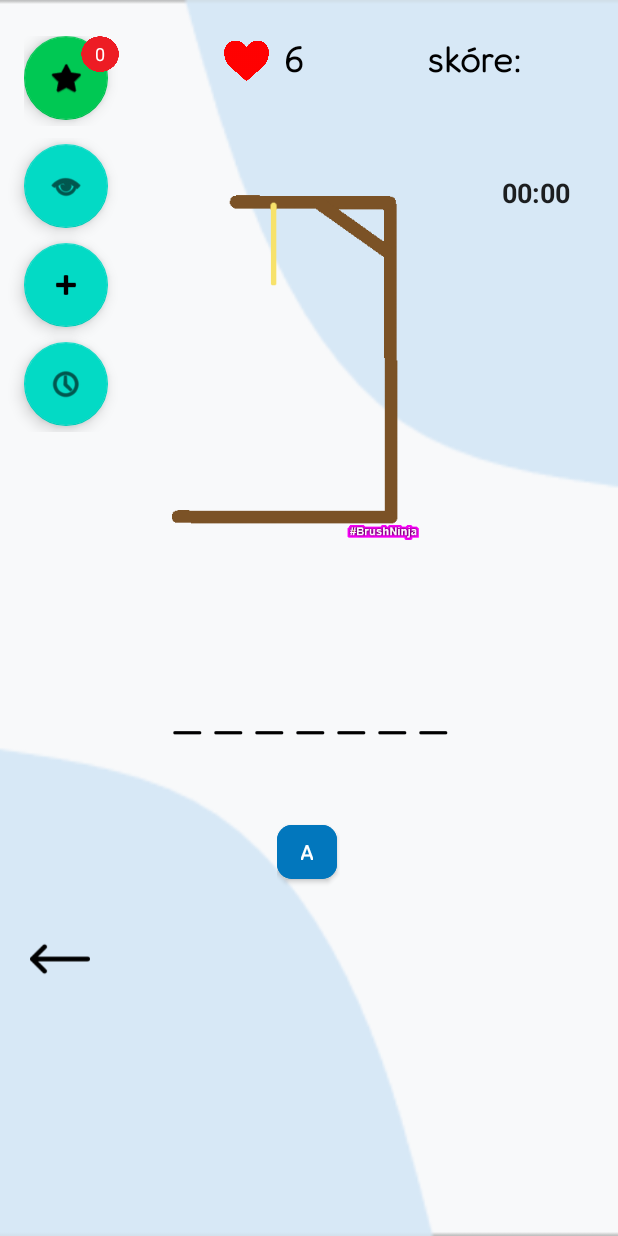
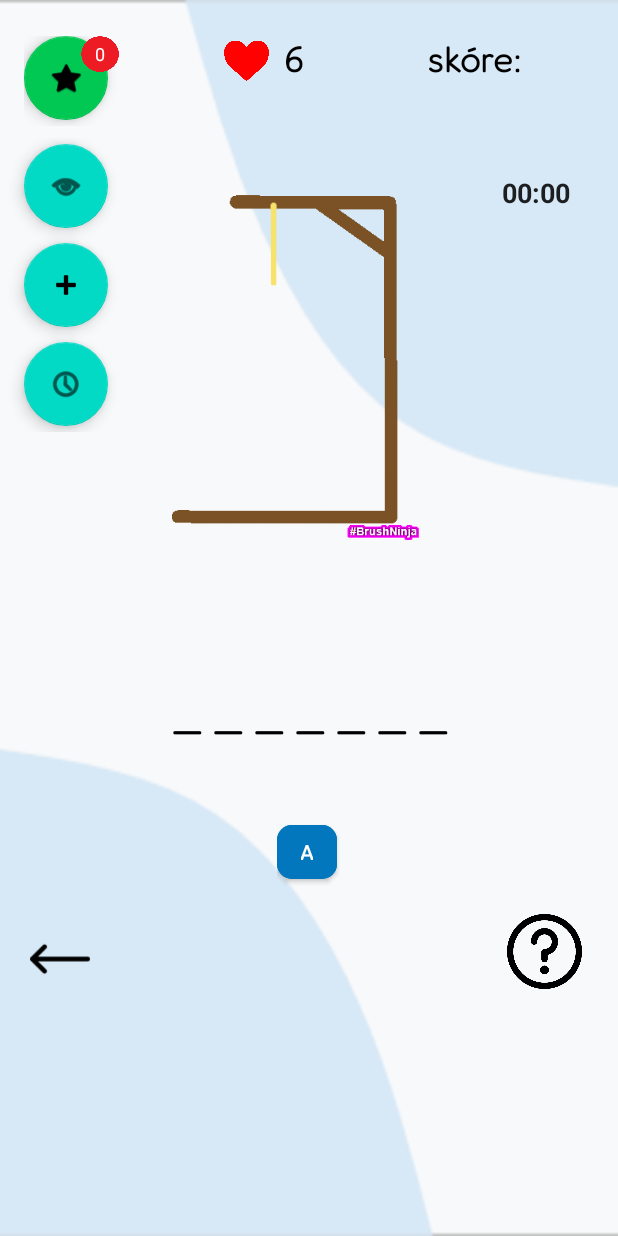
Before and after one commit to SamuelSlivovsky/Obesenec, an Android app: the TutorialActivity screen opened directly, with no data from a screen before it, on a phone screen of 412 x 824 dp. Run offline under Robolectric (Android 15) with nearby library versions, the phone set to English and light mode, and no system bars; our stand-ins replace data binding.

Commit message:
minor changes

```diff
--- a/app/src/main/java/sk/uniza/fri/slivovsky/semestralnapraca/tutorial/TutorialActivity.kt
+++ b/app/src/main/java/sk/uniza/fri/slivovsky/semestralnapraca/tutorial/TutorialActivity.kt
@@ -2,6 +2,7 @@ package sk.uniza.fri.slivovsky.semestralnapraca.tutorial
 
 import android.annotation.SuppressLint
 import android.content.Intent
+import android.net.Uri
 import android.os.Bundle
 import android.widget.Toast
 import androidx.appcompat.app.AppCompatActivity
@@ -43,18 +44,22 @@ class TutorialActivity : AppCompatActivity() {
         val view = binding.root
         setContentView(view)
         hideSystemBars()
-        binding.powerUpButton.setOnClickListener {  showToast("Button which opens your powerUps menu")}
-        binding.powerUpTimeButton.setOnClickListener {  showToast("PowerUp ktory pozastavi casomieru na 10 sekund")}
-        binding.showPowerUpButton.setOnClickListener {  showToast("PowerUp ktory za vas doplni jedno alebo viacero rovnakych pismen ktore sa nachadzaju v slove")}
-        binding.livesPowerUpButton.setOnClickListener {  showToast("PowerUp ktory vam prida 1 zivot")}
-        binding.hangmanImageView.setOnClickListener {  showToast("Tu sa ukazuje vizualny priebeh vasho obesenca")}
-        binding.livesImageView.setOnClickListener {  showToast("Pocet aktualnych zivotov")}
-        binding.timerTextView.setOnClickListener {  showToast("Zostavajuci cas")}
-        binding.scoreTextView.setOnClickListener {  showToast("Zobrazenie vasho aktualneho skore")}
-        binding.wordToFindSlovoText.setOnClickListener {  showToast("Tu sa zobrazuju priebeh hladaneho slova")}
-        binding.submitAbutton.setOnClickListener {  showToast("Pomocou podobnych tlacidiel budete mat moznost hadat pismena")}
+        binding.powerUpButton.setOnClickListener {  showToast(getString(R.string.powerUpMenuTutorial))}
+        binding.powerUpTimeButton.setOnClickListener {  showToast(getString(R.string.powerUpTimeTutorial))}
+        binding.showPowerUpButton.setOnClickListener {  showToast(getString(R.string.powerUpShowTutorial))}
+        binding.livesPowerUpButton.setOnClickListener {  showToast(getString(R.string.powerUpLivesTutorial))}
+        binding.hangmanImageView.setOnClickListener {  showToast(getString(R.string.hangmanImageTutorial))}
+        binding.livesImageView.setOnClickListener {  showToast(getString(R.string.livesImageTutorial))}
+        binding.timerTextView.setOnClickListener {  showToast(getString(R.string.timerTutorial))}
+        binding.scoreTextView.setOnClickListener {  showToast(getString(R.string.scoreTutorial))}
+        binding.wordToFindSlovoText.setOnClickListener {  showToast(getString(R.string.wordTutorial))}
+        binding.submitAbutton.setOnClickListener {  showToast(getString(R.string.submitTutorial))}
         binding.backButton.setOnClickListener {
             startActivity(Intent(this@TutorialActivity, TitleActivity::class.java))
+        }
+        binding.questionMarkButtonn.setOnClickListener {
+            val i = Intent(Intent.ACTION_VIEW, Uri.parse("http://www.google.com"))
+            startActivity(i)
         }
 
     }
--- a/app/src/main/res/layout/activity_tutorial.xml
+++ b/app/src/main/res/layout/activity_tutorial.xml
@@ -18,6 +18,15 @@
             tools:context=".game.HraFragment">
 
             <ImageView
+                android:id="@+id/questionMarkButtonn"
+                android:layout_width="50dp"
+                android:layout_height="50dp"
+                android:layout_marginEnd="24dp"
+                app:layout_constraintBottom_toBottomOf="parent"
+                app:layout_constraintEnd_toEndOf="parent"
+                app:srcCompat="@drawable/question_mark" />
+
+            <ImageView
                 android:id="@+id/backButton"
                 android:layout_width="80dp"
                 android:layout_height="40dp"
@@ -35,23 +44,6 @@
                 android:textAlignment="center"
                 android:textSize="18sp"
                 android:textStyle="bold"
-                app:layout_constraintEnd_toEndOf="parent"
-                app:layout_constraintTop_toBottomOf="@+id/scoreTextView"
-                tools:targetApi="24" />
-
-            <Chronometer
-                android:id="@+id/timer2TextView"
-                android:layout_width="77dp"
-                android:layout_height="28dp"
-                android:layout_marginTop="48dp"
-                android:layout_marginEnd="16dp"
-                android:fontFamily="@font/fredoka"
-                android:lineSpacingExtra="18sp"
-                android:textAlignment="center"
-                android:textColor="@color/black"
-                android:textSize="18sp"
-                android:textStyle="bold"
-                android:visibility="invisible"
                 app:layout_constraintEnd_toEndOf="parent"
                 app:layout_constraintTop_toBottomOf="@+id/scoreTextView"
                 tools:targetApi="24" />
--- a/app/src/main/res/values/strings.xml
+++ b/app/src/main/res/values/strings.xml
@@ -34,6 +34,17 @@
     <string name="language">Jazyk</string>
     <string name="background">Výber pozadia</string>
     <string name="welcome">Vitaj</string>
+    <string name="powerUpMenuTutorial">Toto tlačidlo otvorí menu vylepšení</string>
+    <string name="powerUpTimeTutorial">Vylepšenie ktory pozastavi casomieru na 10 sekund</string>
+    <string name="powerUpShowTutorial">Vylepšenie ktoré za vás doplní jedno alebo viacero rovnakých písmen ktoré sa nachádzajú v slove</string>
+    <string name="powerUpLivesTutorial">Vylepšenie ktoré vám pridá 1 život</string>
+    <string name="hangmanImageTutorial">Tu sa ukazuje vizualny priebeh vasho obesenca</string>
+    <string name="livesImageTutorial">Pocet aktualnych zivotov</string>
+    <string name="timerTutorial">Zostavajuci cas</string>
+    <string name="scoreTutorial">Zobrazenie vasho aktualneho skore</string>
+    <string name="wordTutorial">Tu sa zobrazuju priebeh hladaneho slova</string>
+    <string name="submitTutorial">Pomocou podobnych tlacidiel budete mat moznost hadat pismena</string>
+
 
 
 </resources>
```
Also changed, not shown: app/src/main/java/sk/uniza/fri/slivovsky/semestralnapraca/game/GameActivity.kt (+26 -6 lines), app/src/main/res/drawable/obesenec_0.png (deleted), app/src/main/res/drawable/obesenec_1.png (deleted), app/src/main/res/drawable/obesenec_2.png (deleted), app/src/main/res/drawable/obesenec_3.png (deleted), app/src/main/res/drawable/obesenec_4.png (deleted), app/src/main/res/drawable/obesenec_5.png (deleted), app/src/main/res/drawable/obesenec_6.png (deleted), app/src/main/res/drawable/question_mark.png (added), 1 other file.
